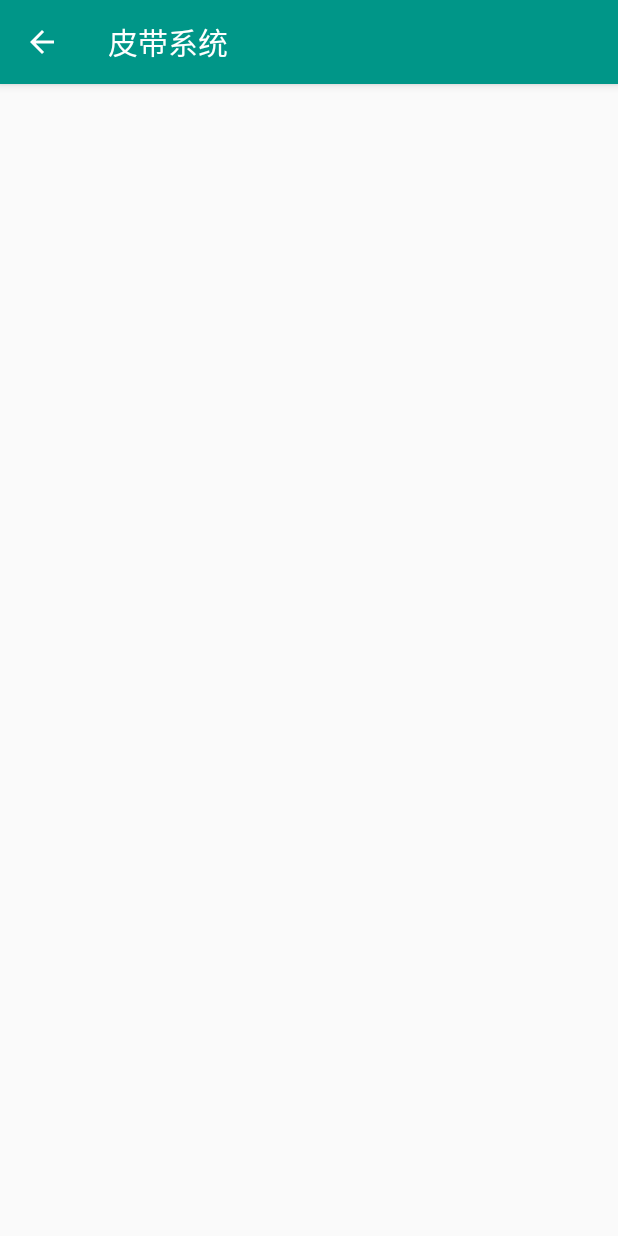
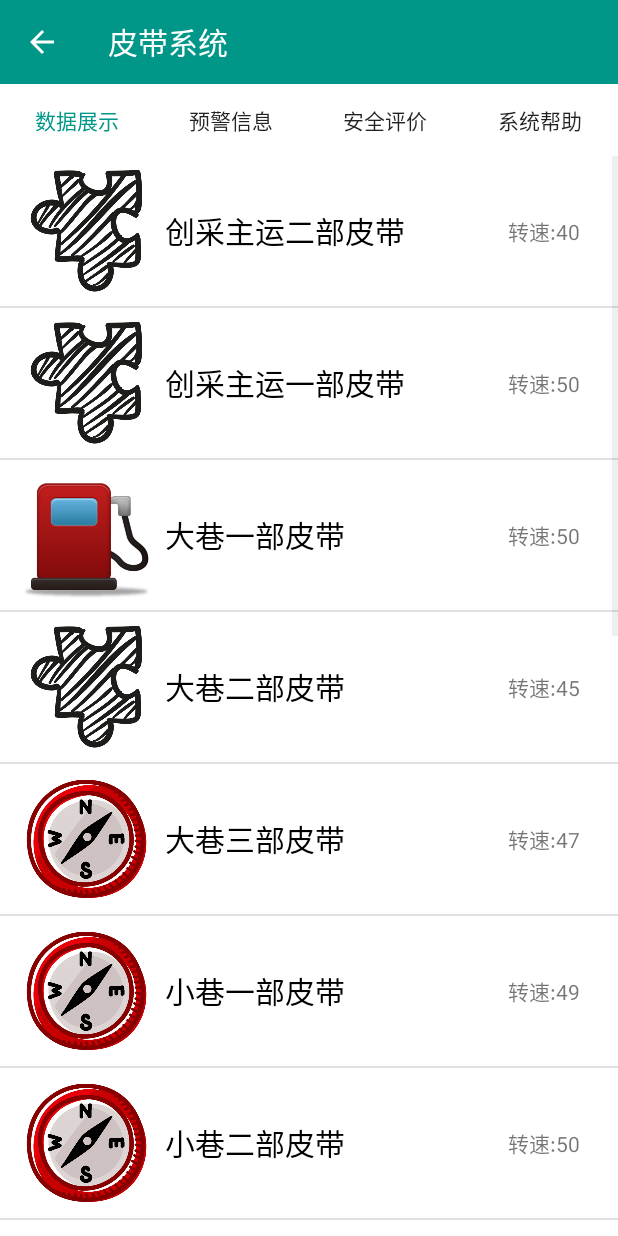
Before and after one commit to HD1962940297/Meikuang, an Android app: the pidaiActivity screen opened directly, with no data from a screen before it, on a phone screen of 412 x 824 dp. Run offline under Robolectric (Android 15) with nearby library versions, the phone set to English and light mode, and no system bars.

Commit message:
杨佳欣

```diff
--- /dev/null
+++ b/Meikuang/app/src/main/java/hdd/com/meikuang/pidai/Fragment1.java
@@ -0,0 +1,63 @@
+package hdd.com.meikuang.pidai;
+
+import android.support.v4.app.Fragment;
+import android.os.Bundle;
+import android.view.LayoutInflater;
+import android.view.View;
+import android.view.ViewGroup;
+import android.widget.ListView;
+import android.widget.SimpleAdapter;
+
+import java.util.ArrayList;
+import java.util.HashMap;
+import java.util.List;
+import java.util.Map;
+
+import hdd.com.meikuang.R;
+
+public class Fragment1 extends Fragment {
+
+    private String[] names = new String[]
+            { "创采主运二部皮带", "创采主运一部皮带", "大巷一部皮带", "大巷二部皮带","大巷三部皮带","小巷一部皮带", "小巷二部皮带", "小巷三部皮带",
+                    "小巷四部皮带","中巷一部皮带","中巷二部皮带","中巷三部皮带","中巷四部皮带","中巷五部皮带","中巷六部皮带","创采主运二部皮带"};
+    private String[] descs = new String[]
+            { "转速:40", "转速:50", "转速:50",
+                    "转速:45","转速:47", "转速:49", "转速:50",
+                    "转速:50", "转速:45", "转速:46", "转速:50",
+                    "转速:50", "转速:45","转速:40", "转速:50",
+                    "转速:50"};
+    private int[] imageIds = new int[]
+            { R.drawable.pintu, R.drawable.pintu, R.drawable.jiayou,
+                    R.drawable.pintu,R.drawable.zhinanzhen, R.drawable.zhinanzhen
+                    , R.drawable.zhinanzhen, R.drawable.zhinanzhen,R.drawable.zhinanzhen,
+                    R.drawable.zhinanzhen, R.drawable.zhinanzhen,R.drawable.zhinanzhen,
+                    R.drawable.zhinanzhen, R.drawable.zhinanzhen, R.drawable.zhinanzhen,
+                    R.drawable.zhinanzhen, R.drawable.zhinanzhen};
+
+    @Override
+    public View onCreateView(LayoutInflater inflater, ViewGroup container,
+                             Bundle savedInstanceState) {
+        View view = inflater.inflate(R.layout.activity_pidai1, container, false);
+
+        List<Map<String, Object>> listItems =
+                new ArrayList<Map<String, Object>>();
+        for (int i = 0; i < names.length; i++)
+        {
+            Map<String, Object> listItem = new HashMap<String, Object>();
+            listItem.put("header", imageIds[i]);
+            listItem.put("personName", names[i]);
+            listItem.put("desc", descs[i]);
+            listItems.add(listItem);
+        }
+        // 创建一个SimpleAdapter
+        SimpleAdapter simpleAdapter = new SimpleAdapter(getActivity(), listItems,
+                R.layout.fengji_item,
+                new String[] { "personName", "header" , "desc"},
+                new int[] { R.id.name, R.id.header , R.id.desc });
+        ListView list = (ListView) view.findViewById(R.id.Pmylist1);
+        // 为ListView设置Adapter
+        list.setAdapter(simpleAdapter);
+        return view;
+    }
+
+}
--- a/Meikuang/app/src/main/java/hdd/com/meikuang/pidai/pidaiActivity.java
+++ b/Meikuang/app/src/main/java/hdd/com/meikuang/pidai/pidaiActivity.java
@@ -1,25 +1,92 @@
 package hdd.com.meikuang.pidai;
 
+import android.support.v4.app.Fragment;
 import android.content.Intent;
+import android.os.Build;
+import android.support.v4.app.FragmentManager;
+import android.support.v4.app.FragmentTransaction;
+import android.support.v4.content.ContextCompat;
 import android.support.v7.app.ActionBar;
 import android.support.v7.app.AppCompatActivity;
 import android.os.Bundle;
 import android.view.MenuItem;
+import android.view.View;
+import android.widget.Button;
 
 import hdd.com.meikuang.R;
 import hdd.com.meikuang.ZhuActivity;
 
-public class pidaiActivity extends AppCompatActivity {
+
+public class pidaiActivity extends AppCompatActivity  implements View.OnClickListener{
+
+
+    Button b1;
+    Button b2;
+    Button b3;
+    Button b4;
 
     @Override
     protected void onCreate(Bundle savedInstanceState) {
         super.onCreate(savedInstanceState);
         setContentView(R.layout.activity_pidai);
+        if(Build.VERSION.SDK_INT >=21){
+            getSupportActionBar().setElevation(0);
+        }
         ActionBar actionBar = getSupportActionBar();
-        if (actionBar != null) {
+        if (actionBar!=null) {
             actionBar.setTitle("皮带系统");
             actionBar.setDisplayHomeAsUpEnabled(true);
         }
+        b1 = (Button) findViewById(R.id.id_Pb1);
+        b2 = (Button) findViewById(R.id.id_Pb2);
+        b3 = (Button) findViewById(R.id.id_Pb3);
+        b4 = (Button) findViewById(R.id.id_Pb4);
+        b1.setOnClickListener(this);
+        b2.setOnClickListener(this);
+        b3.setOnClickListener(this);
+        b4.setOnClickListener(this);
+        replaceFragment(new Fragment1());
+        b1.setTextColor(ContextCompat.getColor(this,R.color.colorPrimary));
+    }
+
+    @Override
+    public void onClick(View v) {
+        switch (v.getId()){
+            case R.id.id_Pb1:
+                replaceFragment(new Fragment1());
+                b1.setTextColor(ContextCompat.getColor(this,R.color.colorPrimary));
+                b2.setTextColor(ContextCompat.getColor(this,R.color.colorPrimaryDark));
+                b3.setTextColor(ContextCompat.getColor(this,R.color.colorPrimaryDark));
+                b4.setTextColor(ContextCompat.getColor(this,R.color.colorPrimaryDark));
+                break;
+            case R.id.id_Pb2:
+                replaceFragment(new Fragment2());
+                b2.setTextColor(ContextCompat.getColor(this,R.color.colorPrimary));
+                b1.setTextColor(ContextCompat.getColor(this,R.color.colorPrimaryDark));
+                b3.setTextColor(ContextCompat.getColor(this,R.color.colorPrimaryDark));
+                b4.setTextColor(ContextCompat.getColor(this,R.color.colorPrimaryDark));
+                break;
+            case R.id.id_Pb3:
+                replaceFragment(new Fragment3());
+                b3.setTextColor(ContextCompat.getColor(this,R.color.colorPrimary));
+                b1.setTextColor(ContextCompat.getColor(this,R.color.colorPrimaryDark));
+                b2.setTextColor(ContextCompat.getColor(this,R.color.colorPrimaryDark));
+                b4.setTextColor(ContextCompat.getColor(this,R.color.colorPrimaryDark));
+                break;
+            case R.id.id_Pb4:
+                replaceFragment(new Fragment4());
+                b4.setTextColor(ContextCompat.getColor(this,R.color.colorPrimary));
+                b1.setTextColor(ContextCompat.getColor(this,R.color.colorPrimaryDark));
+                b2.setTextColor(ContextCompat.getColor(this,R.color.colorPrimaryDark));
+                b3.setTextColor(ContextCompat.getColor(this,R.color.colorPrimaryDark));
+        }
+    }
+
+    private void replaceFragment(Fragment fragment) {
+        FragmentManager fragmentManager = getSupportFragmentManager();
+        FragmentTransaction transaction = fragmentManager.beginTransaction();
+        transaction.replace(R.id.id_Pfragment, fragment);
+        transaction.commit();
     }
 
     @Override
--- a/Meikuang/app/src/main/res/layout/activity_pidai.xml
+++ b/Meikuang/app/src/main/res/layout/activity_pidai.xml
@@ -1,9 +1,48 @@
 <?xml version="1.0" encoding="utf-8"?>
-<android.support.constraint.ConstraintLayout xmlns:android="http://schemas.android.com/apk/res/android"
-    xmlns:app="http://schemas.android.com/apk/res-auto"
+<LinearLayout xmlns:android="http://schemas.android.com/apk/res/android"
     xmlns:tools="http://schemas.android.com/tools"
     android:layout_width="match_parent"
     android:layout_height="match_parent"
+    android:orientation="vertical"
+    android:background="@color/back"
     tools:context="hdd.com.meikuang.pidai.pidaiActivity">
 
-</android.support.constraint.ConstraintLayout>
+    <LinearLayout
+        android:layout_width="match_parent"
+        android:layout_height="wrap_content"
+        android:orientation="horizontal">
+        <Button
+            android:id="@+id/id_Pb1"
+            android:layout_width="0dp"
+            android:layout_height="wrap_content"
+            android:layout_weight="1"
+            android:text="数据展示"
+            android:background="@color/back"/>
+        <Button
+            android:id="@+id/id_Pb2"
+            android:layout_width="0dp"
+            android:layout_height="wrap_content"
+            android:layout_weight="1"
+            android:text="预警信息"
+            android:background="@color/back"/>
+        <Button
+            android:id="@+id/id_Pb3"
+            android:layout_width="0dp"
+            android:layout_height="wrap_content"
+            android:layout_weight="1"
+            android:text="安全评价"
+            android:background="@color/back"/>
+        <Button
+            android:id="@+id/id_Pb4"
+            android:layout_width="0dp"
+            android:layout_height="wrap_content"
+            android:layout_weight="1"
+            android:text="系统帮助"
+            android:background="@color/back"/>
+    </LinearLayout>
+
+    <FrameLayout
+        android:id="@+id/id_Pfragment"
+        android:layout_width="match_parent"
+        android:layout_height="match_parent"/>
+</LinearLayout>
--- /dev/null
+++ b/Meikuang/app/src/main/res/layout/activity_pidai1.xml
@@ -0,0 +1,12 @@
+<LinearLayout xmlns:android="http://schemas.android.com/apk/res/android"
+    xmlns:tools="http://schemas.android.com/tools"
+    android:layout_width="match_parent"
+    android:layout_height="match_parent"
+    android:orientation="vertical"
+    tools:context="hdd.com.meikuang.pidai.Fragment2">
+
+    <ListView android:id="@+id/Pmylist1"
+        android:layout_width="match_parent"
+        android:layout_height="wrap_content"/>
+
+</LinearLayout>
```
Also changed, not shown: Meikuang/app/src/main/AndroidManifest.xml (+9 -4 lines), Meikuang/app/src/main/java/hdd/com/meikuang/pidai/Fragment2.java (added, +65 -0 lines), Meikuang/app/src/main/java/hdd/com/meikuang/pidai/Fragment3.java (added, +29 -0 lines), Meikuang/app/src/main/java/hdd/com/meikuang/pidai/Fragment4.java (added, +29 -0 lines), Meikuang/app/src/main/res/layout/activity_pidai2.xml (added, +12 -0 lines), Meikuang/app/src/main/res/layout/activity_pidai3.xml (added, +106 -0 lines), Meikuang/app/src/main/res/layout/activity_pidai4.xml (added, +9 -0 lines).
